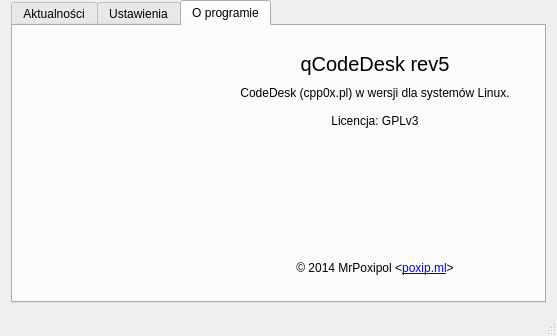
This is ui/mainwindow.ui in poxip/qcodedesk as Qt 5 draws it before an edit. The edited form follows.
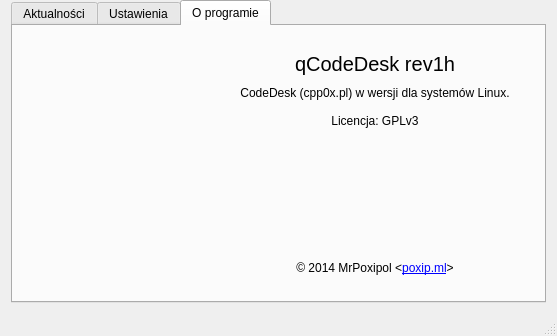
This is the edited form. The open tabs and pages were chosen to show the change. Icons and pictures are not drawn.

```diff
--- a/ui/mainwindow.ui
+++ b/ui/mainwindow.ui
@@ -282,7 +282,7 @@
                </font>
               </property>
               <property name="text">
-               <string>qCodeDesk rev5</string>
+               <string>qCodeDesk rev1h</string>
               </property>
               <property name="textFormat">
                <enum>Qt::AutoText</enum>
```
Left out of the diff: 4 changed lines with no effect on the pictures.
